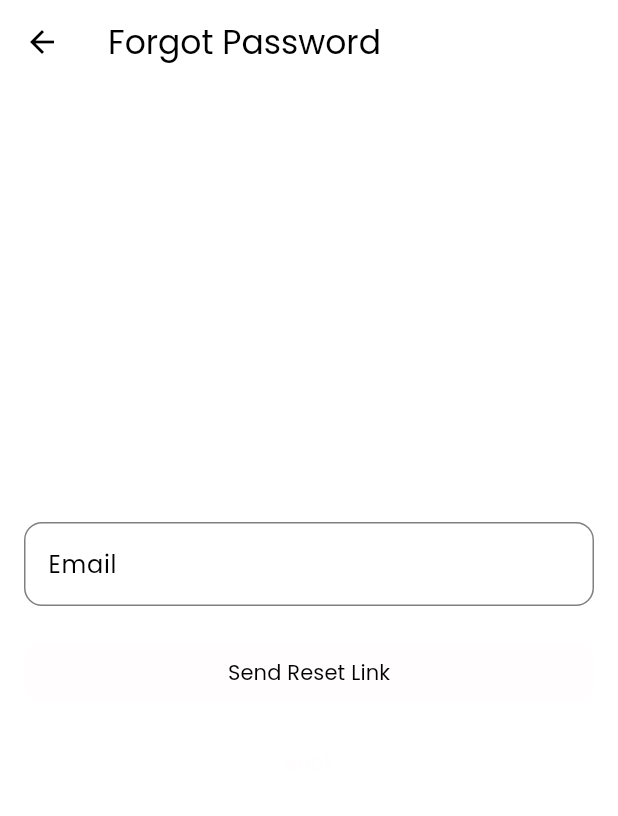
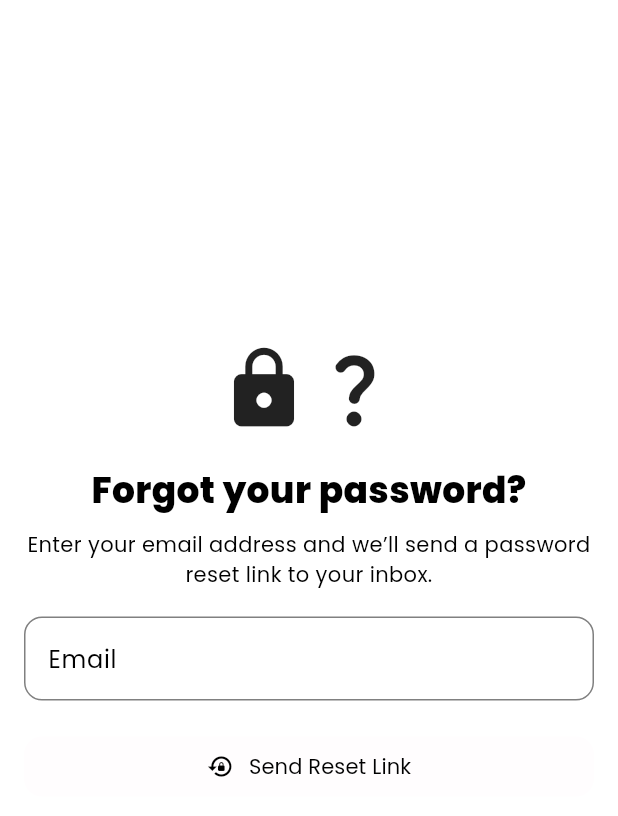
Before and after one commit to Sharkfin07/codexia, a Flutter app: the ForgotPasswordScreen screen opened by its route, on a phone screen of 412 x 824 dp. Shown: the top 816 px of the screen. Run offline on Flutter 3.47's test engine with Material 3 defaults, Android fonts, the phone set to English and light mode, and no system bars; our stand-ins replace cloud_firestore, dio, firebase_auth, firebase_core, flutter_riverpod, google_nav_bar and 1 more; accounts and stored records are empty; generated files the repository leaves out were written again.

Commit message:
style: Minor style update and changes

```diff
--- a/lib/presentation/screens/auth/forgot_password_screen.dart
+++ b/lib/presentation/screens/auth/forgot_password_screen.dart
@@ -52,7 +52,6 @@ class _ForgotPasswordScreenState extends ConsumerState<ForgotPasswordScreen> {
     );
 
     return Scaffold(
-      appBar: AppBar(title: const Text('Forgot Password')),
       body: SafeArea(
         child: Center(
           child: Padding(
@@ -63,6 +62,25 @@ class _ForgotPasswordScreenState extends ConsumerState<ForgotPasswordScreen> {
                 mainAxisAlignment: MainAxisAlignment.center,
                 crossAxisAlignment: CrossAxisAlignment.stretch,
                 children: [
+                  Row(
+                    mainAxisAlignment: MainAxisAlignment.center,
+                    children: [
+                      Icon(Icons.lock, size: 60),
+                      Icon(Icons.question_mark_rounded, size: 60),
+                    ],
+                  ),
+                  SizedBox(height: 20),
+                  Text(
+                    "Forgot your password?",
+                    textAlign: TextAlign.center,
+                    style: TextStyle(fontWeight: FontWeight.bold, fontSize: 24),
+                  ),
+                  SizedBox(height: 10),
+                  Text(
+                    "Enter your email address and we’ll send a password reset link to your inbox.",
+                    textAlign: TextAlign.center,
+                  ),
+                  SizedBox(height: 18),
                   TextFormField(
                     controller: _emailCtrl,
                     keyboardType: TextInputType.emailAddress,
@@ -92,7 +110,14 @@ class _ForgotPasswordScreenState extends ConsumerState<ForgotPasswordScreen> {
                   GlobalButton(
                     onPressed: _submit,
                     isLoading: isLoading,
-                    child: const Text('Send Reset Link'),
+                    child: Row(
+                      mainAxisAlignment: MainAxisAlignment.center,
+                      children: [
+                        Icon(Icons.lock_reset),
+                        SizedBox(width: 10),
+                        Text('Send Reset Link'),
+                      ],
+                    ),
                   ),
 
                   const SizedBox(height: 12),
--- a/lib/presentation/screens/auth/reset_password_screen.dart
+++ b/lib/presentation/screens/auth/reset_password_screen.dart
@@ -71,7 +71,15 @@ class _ResetPasswordScreenState extends ConsumerState<ResetPasswordScreen> {
     );
 
     return Scaffold(
-      appBar: AppBar(title: const Text('Change Password')),
+      appBar: AppBar(
+        title: Row(
+          children: [
+            Icon(Icons.lock_reset),
+            SizedBox(width: 10),
+            Text('Change Password'),
+          ],
+        ),
+      ),
       body: SafeArea(
         child: Padding(
           padding: const EdgeInsets.all(16),
--- a/lib/presentation/screens/main/home_screen.dart
+++ b/lib/presentation/screens/main/home_screen.dart
@@ -146,7 +146,7 @@ class _ActionCard extends StatelessWidget {
           borderRadius: BorderRadius.circular(16),
           boxShadow: [
             BoxShadow(
-              color: gradient.last.withOpacity(0.25),
+              color: gradient.last.withValues(alpha: 0.25),
               blurRadius: 12,
               offset: const Offset(0, 6),
             ),
@@ -164,7 +164,7 @@ class _ActionCard extends StatelessWidget {
                 Container(
                   padding: const EdgeInsets.all(10),
                   decoration: BoxDecoration(
-                    color: Colors.white.withOpacity(0.18),
+                    color: Colors.white.withValues(alpha: 0.18),
                     shape: BoxShape.circle,
                   ),
                   child: Icon(icon, color: Colors.white, size: 22),
```
Also changed, not shown: lib/presentation/screens/auth/edit_profile_screen.dart (+9 -1 lines), lib/presentation/screens/order/rent_book_screen.dart (+17 -2 lines).
